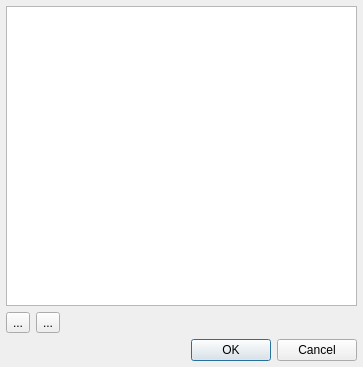
This is spinetoolbox/ui/add_parameter_values.ui in spine-tools/Spine-Toolbox as Qt 5 draws it before an edit. The edited form follows.
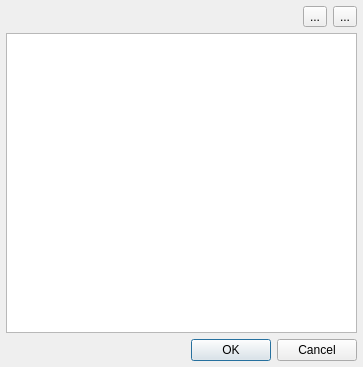
This is the edited form. Icons and pictures are not drawn. Custom widgets are drawn as their Qt base class.

```diff
--- a/spinetoolbox/ui/add_parameter_values.ui
+++ b/spinetoolbox/ui/add_parameter_values.ui
@@ -66,32 +66,8 @@
      <property name="bottomMargin">
       <number>6</number>
      </property>
-     <item>
-      <widget class="QTableView" name="tableView">
-       <property name="editTriggers">
-        <set>QAbstractItemView::AllEditTriggers</set>
-       </property>
-       <attribute name="horizontalHeaderStretchLastSection">
-        <bool>true</bool>
-       </attribute>
-      </widget>
-     </item>
      <item>
       <layout class="QHBoxLayout" name="horizontalLayout">
-       <item>
-        <widget class="QToolButton" name="toolButton_insert_row">
-         <property name="text">
-          <string>...</string>
-         </property>
-        </widget>
-       </item>
-       <item>
-        <widget class="QToolButton" name="toolButton_remove_row">
-         <property name="text">
-          <string>...</string>
-         </property>
-        </widget>
-       </item>
        <item>
         <spacer name="horizontalSpacer">
          <property name="orientation">
@@ -105,8 +81,32 @@
          </property>
         </spacer>
        </item>
+       <item>
+        <widget class="QToolButton" name="toolButton_remove_row">
+         <property name="text">
+          <string>...</string>
+         </property>
+        </widget>
+       </item>
+       <item>
+        <widget class="QToolButton" name="toolButton_insert_row">
+         <property name="text">
+          <string>...</string>
+         </property>
+        </widget>
+       </item>
       </layout>
      </item>
+     <item>
+      <widget class="CustomQTableView" name="tableView">
+       <property name="editTriggers">
+        <set>QAbstractItemView::AllEditTriggers</set>
+       </property>
+       <attribute name="horizontalHeaderStretchLastSection">
+        <bool>true</bool>
+       </attribute>
+      </widget>
+     </item>
      <item>
       <widget class="QDialogButtonBox" name="buttonBox">
        <property name="orientation">
@@ -158,6 +158,13 @@
    </property>
   </action>
  </widget>
+ <customwidgets>
+  <customwidget>
+   <class>CustomQTableView</class>
+   <extends>QTableView</extends>
+   <header>widgets/custom_qtableview.h</header>
+  </customwidget>
+ </customwidgets>
  <resources>
   <include location="resources/resources_icons.qrc"/>
  </resources>
```
